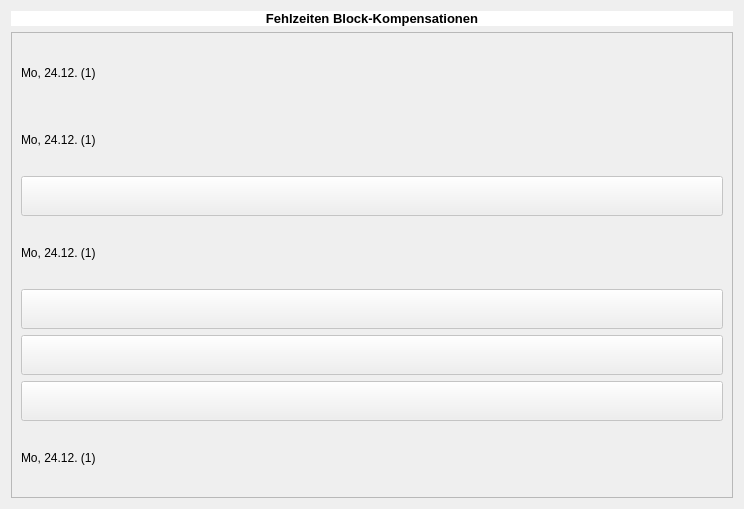
Old version of the form BlockGui.ui in the repository pyphil/Kursbuch.
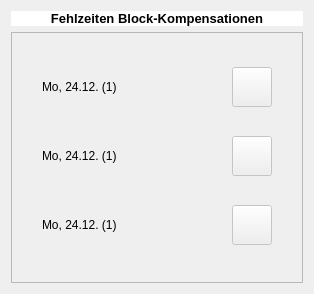
New version of the form. Icons and pictures are not drawn.

Commit message: BlockGui loop

Diff of the .ui file:
```diff
--- a/BlockGui.ui
+++ b/BlockGui.ui
@@ -9,8 +9,8 @@
    <rect>
     <x>0</x>
     <y>0</y>
-    <width>744</width>
-    <height>509</height>
+    <width>314</width>
+    <height>294</height>
    </rect>
   </property>
   <property name="windowTitle">
@@ -57,70 +57,24 @@
        <rect>
         <x>0</x>
         <y>0</y>
-        <width>720</width>
-        <height>457</height>
+        <width>290</width>
+        <height>242</height>
        </rect>
       </property>
       <layout class="QGridLayout" name="gridLayout">
-       <item row="7" column="0">
-        <widget class="QPushButton" name="button1_6">
-         <property name="enabled">
-          <bool>false</bool>
-         </property>
-         <property name="minimumSize">
-          <size>
-           <width>40</width>
-           <height>40</height>
-          </size>
-         </property>
-         <property name="text">
-          <string/>
-         </property>
-        </widget>
-       </item>
-       <item row="2" column="0">
-        <widget class="QLabel" name="label_37">
-         <property name="text">
-          <string>Mo, 24.12. (1)</string>
-         </property>
-         <property name="alignment">
-          <set>Qt::AlignLeading|Qt::AlignLeft|Qt::AlignVCenter</set>
-         </property>
-        </widget>
-       </item>
-       <item row="6" column="0">
-        <widget class="QPushButton" name="button1_2">
-         <property name="enabled">
-          <bool>false</bool>
-         </property>
-         <property name="minimumSize">
-          <size>
-           <width>40</width>
-           <height>40</height>
-          </size>
-         </property>
-         <property name="text">
-          <string/>
-         </property>
-        </widget>
-       </item>
-       <item row="5" column="0">
-        <widget class="QPushButton" name="button1_1">
-         <property name="enabled">
-          <bool>false</bool>
-         </property>
-         <property name="minimumSize">
-          <size>
-           <width>40</width>
-           <height>40</height>
-          </size>
-         </property>
-         <property name="text">
-          <string/>
-         </property>
-        </widget>
-       </item>
-       <item row="8" column="0">
+       <property name="leftMargin">
+        <number>30</number>
+       </property>
+       <property name="topMargin">
+        <number>11</number>
+       </property>
+       <property name="rightMargin">
+        <number>30</number>
+       </property>
+       <property name="bottomMargin">
+        <number>11</number>
+       </property>
+       <item row="0" column="0">
         <widget class="QLabel" name="label_33">
          <property name="text">
           <string>Mo, 24.12. (1)</string>
@@ -130,32 +84,34 @@
          </property>
         </widget>
        </item>
-       <item row="3" column="0">
-        <widget class="QPushButton" name="button1_7">
+       <item row="0" column="1">
+        <widget class="QPushButton" name="button1_8">
          <property name="enabled">
           <bool>false</bool>
          </property>
+         <property name="sizePolicy">
+          <sizepolicy hsizetype="Fixed" vsizetype="Fixed">
+           <horstretch>0</horstretch>
+           <verstretch>0</verstretch>
+          </sizepolicy>
+         </property>
          <property name="minimumSize">
           <size>
            <width>40</width>
            <height>40</height>
           </size>
          </property>
+         <property name="maximumSize">
+          <size>
+           <width>40</width>
+           <height>40</height>
+          </size>
+         </property>
          <property name="text">
           <string/>
          </property>
         </widget>
        </item>
-       <item row="4" column="0">
-        <widget class="QLabel" name="label_38">
-         <property name="text">
-          <string>Mo, 24.12. (1)</string>
-         </property>
-         <property name="alignment">
-          <set>Qt::AlignLeading|Qt::AlignLeft|Qt::AlignVCenter</set>
-         </property>
-        </widget>
-       </item>
        <item row="1" column="0">
         <widget class="QLabel" name="label_32">
          <property name="text">
@@ -166,6 +122,60 @@
          </property>
         </widget>
        </item>
+       <item row="1" column="1">
+        <widget class="QPushButton" name="button1_7">
+         <property name="enabled">
+          <bool>false</bool>
+         </property>
+         <property name="sizePolicy">
+          <sizepolicy hsizetype="Fixed" vsizetype="Fixed">
+           <horstretch>0</horstretch>
+           <verstretch>0</verstretch>
+          </sizepolicy>
+         </property>
+         <property name="minimumSize">
+          <size>
+           <width>40</width>
+           <height>40</height>
+          </size>
+         </property>
+         <property name="text">
+          <string/>
+         </property>
+        </widget>
+       </item>
+       <item row="2" column="0">
+        <widget class="QLabel" name="label_34">
+         <property name="text">
+          <string>Mo, 24.12. (1)</string>
+         </property>
+         <property name="alignment">
+          <set>Qt::AlignLeading|Qt::AlignLeft|Qt::AlignVCenter</set>
+         </property>
+        </widget>
+       </item>
+       <item row="2" column="1">
+        <widget class="QPushButton" name="button1_9">
+         <property name="enabled">
+          <bool>false</bool>
+         </property>
+         <property name="sizePolicy">
+          <sizepolicy hsizetype="Fixed" vsizetype="Fixed">
+           <horstretch>0</horstretch>
+           <verstretch>0</verstretch>
+          </sizepolicy>
+         </property>
+         <property name="minimumSize">
+          <size>
+           <width>40</width>
+           <height>40</height>
+          </size>
+         </property>
+         <property name="text">
+          <string/>
+         </property>
+        </widget>
+       </item>
       </layout>
      </widget>
     </widget>
```
The commit also changes 3 other files.
